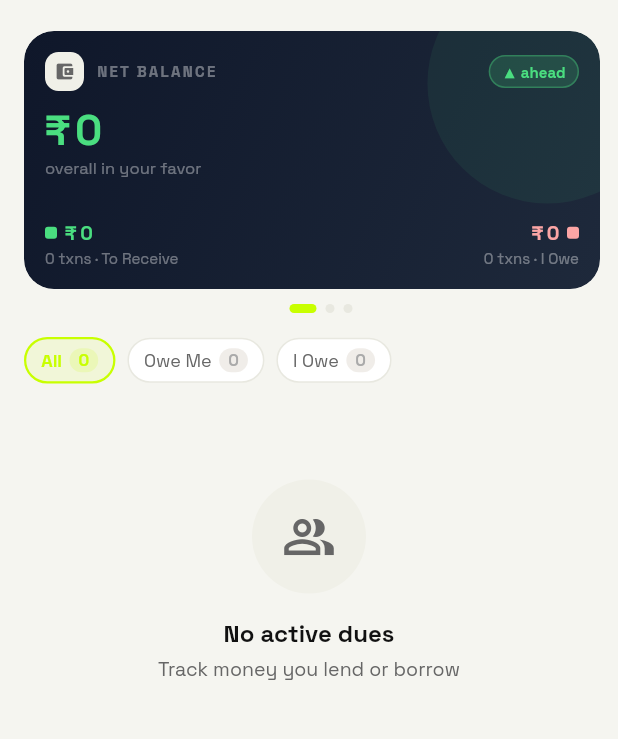
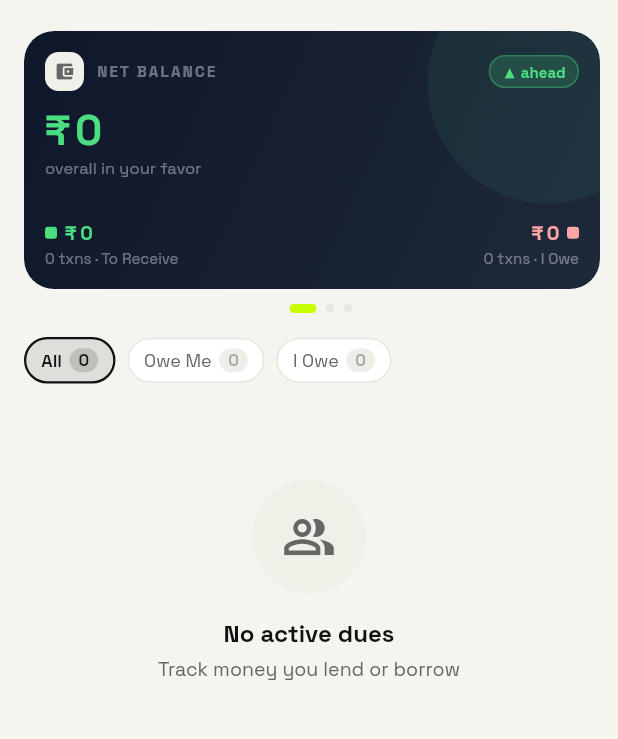
Before and after one commit to ramanakellampalli/smart-bill-buddy, a Flutter app: the DuesScreen screen opened directly, on a phone screen of 412 x 824 dp, the part 59-798 px from its top. Run offline on Flutter 3.47's test engine with Material 3 defaults, Android fonts, the phone set to English and light mode, and no system bars; our stand-ins replace cached_network_image, cloud_firestore, firebase_auth, firebase_core, firebase_storage, flutter_local_notifications and 11 more; missing offline and left inert: google_mlkit_text_recognition; accounts and stored records are empty; generated files the repository leaves out were written again.

Commit message:
fix: replace lime-yellow with textPrimary on white backgrounds in dues screens

```diff
--- a/lib/presentation/screens/dues_screen.dart
+++ b/lib/presentation/screens/dues_screen.dart
@@ -592,7 +592,7 @@ class _FilterPill extends StatelessWidget {
 
   @override
   Widget build(BuildContext context) {
-    final accent = color ?? _primary;
+    final accent = color ?? _textPrimary;
     return GestureDetector(
       onTap: onTap,
       child: AnimatedContainer(
```
Also changed, not shown: lib/presentation/screens/person_dues_screen.dart (+7 -7 lines).
